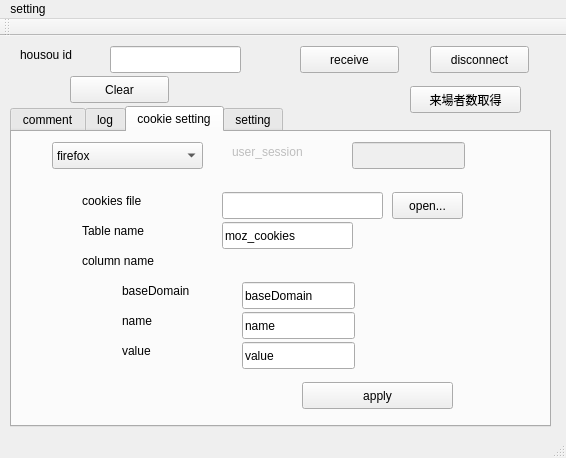
First picture: the form in mainwindow.ui, repository diginatu/Viqo, before the edit.
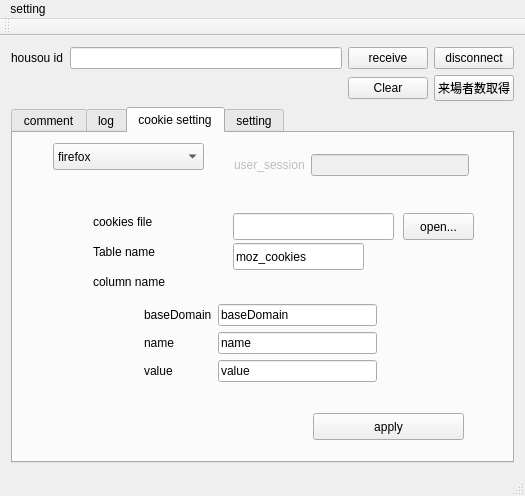
Second picture: the form after the edit. The open tabs and pages were chosen to show the change.

Commit message: function for comment reading

The edit to the form file:
```diff
--- a/mainwindow.ui
+++ b/mainwindow.ui
@@ -6,8 +6,8 @@
    <rect>
     <x>0</x>
     <y>0</y>
-    <width>566</width>
-    <height>458</height>
+    <width>525</width>
+    <height>496</height>
    </rect>
   </property>
   <property name="windowTitle">
@@ -17,60 +17,25 @@
    <double>1.000000000000000</double>
   </property>
   <widget class="QWidget" name="centralWidget">
-   <widget class="QPushButton" name="receive">
-    <property name="geometry">
-     <rect>
-      <x>300</x>
-      <y>10</y>
-      <width>99</width>
-      <height>27</height>
-     </rect>
-    </property>
+   <layout class="QGridLayout" name="gridLayout_3">
+    <item row="1" column="3">
+     <widget class="QPushButton" name="pushButton_2">
     <property name="text">
-     <string>receive</string>
-    </property>
-   </widget>
-   <widget class="QLineEdit" name="lineEdit_2">
-    <property name="geometry">
-     <rect>
-      <x>110</x>
-      <y>10</y>
-      <width>131</width>
-      <height>27</height>
-     </rect>
-    </property>
-   </widget>
-   <widget class="QLabel" name="housouid_label">
-    <property name="geometry">
-     <rect>
-      <x>20</x>
-      <y>10</y>
-      <width>67</width>
-      <height>17</height>
-     </rect>
-    </property>
-    <property name="text">
-     <string>housou id</string>
-    </property>
-   </widget>
+       <string>来場者数取得</string>
+      </property>
+     </widget>
+    </item>
+    <item row="2" column="0" colspan="4">
    <widget class="QTabWidget" name="tabWidget">
-    <property name="geometry">
-     <rect>
-      <x>10</x>
-      <y>70</y>
-      <width>541</width>
-      <height>321</height>
-     </rect>
-    </property>
     <property name="sizePolicy">
-     <sizepolicy hsizetype="Maximum" vsizetype="Expanding">
+       <sizepolicy hsizetype="Minimum" vsizetype="Minimum">
       <horstretch>0</horstretch>
       <verstretch>0</verstretch>
      </sizepolicy>
     </property>
     <property name="maximumSize">
      <size>
-      <width>541</width>
+        <width>16777215</width>
       <height>16777215</height>
      </size>
     </property>
@@ -169,10 +134,10 @@
       </property>
       <property name="geometry">
        <rect>
-        <x>50</x>
-        <y>40</y>
+          <x>60</x>
+          <y>60</y>
         <width>421</width>
-        <height>241</height>
+          <height>261</height>
        </rect>
       </property>
       <widget class="QLabel" name="cookiesetting_file_label">
@@ -211,19 +176,6 @@
         <string>open...</string>
        </property>
       </widget>
-      <widget class="QLineEdit" name="cookiesetting_column_basedomain">
-       <property name="geometry">
-        <rect>
-         <x>180</x>
-         <y>110</y>
-         <width>113</width>
-         <height>27</height>
-        </rect>
-       </property>
-       <property name="text">
-        <string>baseDomain</string>
-       </property>
-      </widget>
       <widget class="QLabel" name="cookiesetting_table_label">
        <property name="geometry">
         <rect>
@@ -250,24 +202,11 @@
         <string>column name</string>
        </property>
       </widget>
-      <widget class="QLabel" name="cookiesetting_column_basedomain_label">
-       <property name="geometry">
-        <rect>
-         <x>60</x>
-         <y>110</y>
-         <width>91</width>
-         <height>17</height>
-        </rect>
-       </property>
-       <property name="text">
-        <string>baseDomain</string>
-       </property>
-      </widget>
       <widget class="QPushButton" name="cookiesetting_apply">
        <property name="geometry">
         <rect>
          <x>240</x>
-         <y>210</y>
+           <y>220</y>
          <width>151</width>
          <height>27</height>
         </rect>
@@ -276,32 +215,6 @@
         <string>apply</string>
        </property>
       </widget>
-      <widget class="QLabel" name="cookiesetting_column_name_label">
-       <property name="geometry">
-        <rect>
-         <x>60</x>
-         <y>140</y>
-         <width>67</width>
-         <height>17</height>
-        </rect>
-       </property>
-       <property name="text">
-        <string>name</string>
-       </property>
-      </widget>
-      <widget class="QLabel" name="cookiesetting_column_value_label">
-       <property name="geometry">
-        <rect>
-         <x>60</x>
-         <y>170</y>
-         <width>67</width>
-         <height>17</height>
-        </rect>
-       </property>
-       <property name="text">
-        <string>value</string>
-       </property>
-      </widget>
       <widget class="QLineEdit" name="cookiesetting_tablename">
        <property name="geometry">
         <rect>
@@ -315,31 +228,59 @@
         <string>moz_cookies</string>
        </property>
       </widget>
-      <widget class="QLineEdit" name="cookiesetting_column_value">
+        <widget class="QWidget" name="widget" native="true">
        <property name="geometry">
         <rect>
-         <x>180</x>
-         <y>170</y>
-         <width>113</width>
-         <height>27</height>
-        </rect>
-       </property>
+           <x>60</x>
+           <y>100</y>
+           <width>255</width>
+           <height>111</height>
+          </rect>
+         </property>
+         <layout class="QFormLayout" name="formLayout_2">
+          <item row="0" column="0">
+           <widget class="QLabel" name="cookiesetting_column_basedomain_label">
        <property name="text">
-        <string>value</string>
-       </property>
-      </widget>
+             <string>baseDomain</string>
+            </property>
+           </widget>
+          </item>
+          <item row="0" column="1">
+           <widget class="QLineEdit" name="cookiesetting_column_basedomain">
+            <property name="text">
+             <string>baseDomain</string>
+            </property>
+           </widget>
+          </item>
+          <item row="1" column="0">
+           <widget class="QLabel" name="cookiesetting_column_name_label">
+            <property name="text">
+             <string>name</string>
+            </property>
+           </widget>
+          </item>
+          <item row="1" column="1">
       <widget class="QLineEdit" name="cookiesetting_column_name">
-       <property name="geometry">
-        <rect>
-         <x>180</x>
-         <y>140</y>
-         <width>113</width>
-         <height>27</height>
-        </rect>
-       </property>
        <property name="text">
         <string>name</string>
        </property>
+           </widget>
+          </item>
+          <item row="2" column="0">
+           <widget class="QLabel" name="cookiesetting_column_value_label">
+            <property name="text">
+             <string>value</string>
+            </property>
+           </widget>
+          </item>
+          <item row="2" column="1">
+           <widget class="QLineEdit" name="cookiesetting_column_value">
+            <property name="text">
+             <string>value</string>
+            </property>
+           </widget>
+          </item>
+         </layout>
       </widget>
      </widget>
      <widget class="QWidget" name="cookiesetting_usersession_groupe" native="true">
@@ -350,33 +291,22 @@
        <rect>
         <x>210</x>
         <y>10</y>
-        <width>281</width>
-        <height>31</height>
-       </rect>
-      </property>
-      <widget class="QLineEdit" name="cookiesetting_usersession">
-       <property name="geometry">
-        <rect>
-         <x>130</x>
-         <y>0</y>
-         <width>113</width>
-         <height>27</height>
-        </rect>
-       </property>
-      </widget>
+          <width>257</width>
+          <height>45</height>
+         </rect>
+        </property>
+        <layout class="QFormLayout" name="formLayout">
+         <item row="0" column="0">
       <widget class="QLabel" name="cookiesetting_usersession_label">
-       <property name="geometry">
-        <rect>
-         <x>10</x>
-         <y>0</y>
-         <width>101</width>
-         <height>20</height>
-        </rect>
-       </property>
        <property name="text">
         <string>user_session</string>
        </property>
       </widget>
+         </item>
+         <item row="0" column="1">
+          <widget class="QLineEdit" name="cookiesetting_usersession"/>
+         </item>
+        </layout>
      </widget>
     </widget>
     <widget class="QWidget" name="setting">
@@ -427,45 +357,39 @@
      </widget>
     </widget>
    </widget>
-   <widget class="QPushButton" name="pushButton_2">
-    <property name="geometry">
-     <rect>
-      <x>410</x>
-      <y>50</y>
-      <width>111</width>
-      <height>27</height>
-     </rect>
-    </property>
+    </item>
+    <item row="0" column="0">
+     <widget class="QLabel" name="housouid_label">
     <property name="text">
-     <string>来場者数取得</string>
-    </property>
-   </widget>
-   <widget class="QPushButton" name="disconnect">
-    <property name="geometry">
-     <rect>
-      <x>430</x>
-      <y>10</y>
-      <width>99</width>
-      <height>27</height>
-     </rect>
-    </property>
+       <string>housou id</string>
+      </property>
+     </widget>
+    </item>
+    <item row="0" column="2">
+     <widget class="QPushButton" name="receive">
     <property name="text">
-     <string>disconnect</string>
-    </property>
-   </widget>
+       <string>receive</string>
+      </property>
+     </widget>
+    </item>
+    <item row="1" column="2">
    <widget class="QPushButton" name="clear">
-    <property name="geometry">
-     <rect>
-      <x>70</x>
-      <y>40</y>
-      <width>99</width>
-      <height>27</height>
-     </rect>
-    </property>
     <property name="text">
      <string>Clear</string>
     </property>
    </widget>
+    </item>
+    <item row="0" column="1">
+     <widget class="QLineEdit" name="lineEdit_2"/>
+    </item>
+    <item row="0" column="3">
+     <widget class="QPushButton" name="disconnect">
+      <property name="text">
+       <string>disconnect</string>
+      </property>
+     </widget>
+    </item>
+   </layout>
    <zorder>receive</zorder>
    <zorder>lineEdit_2</zorder>
    <zorder>housouid_label</zorder>
@@ -479,7 +403,7 @@
     <rect>
      <x>0</x>
      <y>0</y>
-     <width>566</width>
+     <width>525</width>
      <height>25</height>
     </rect>
    </property>
```
Left out of the diff: 35 changed lines with no effect on the pictures. Lines whose indentation alone changed are shown as unchanged. The commit also changes 2 other files.
